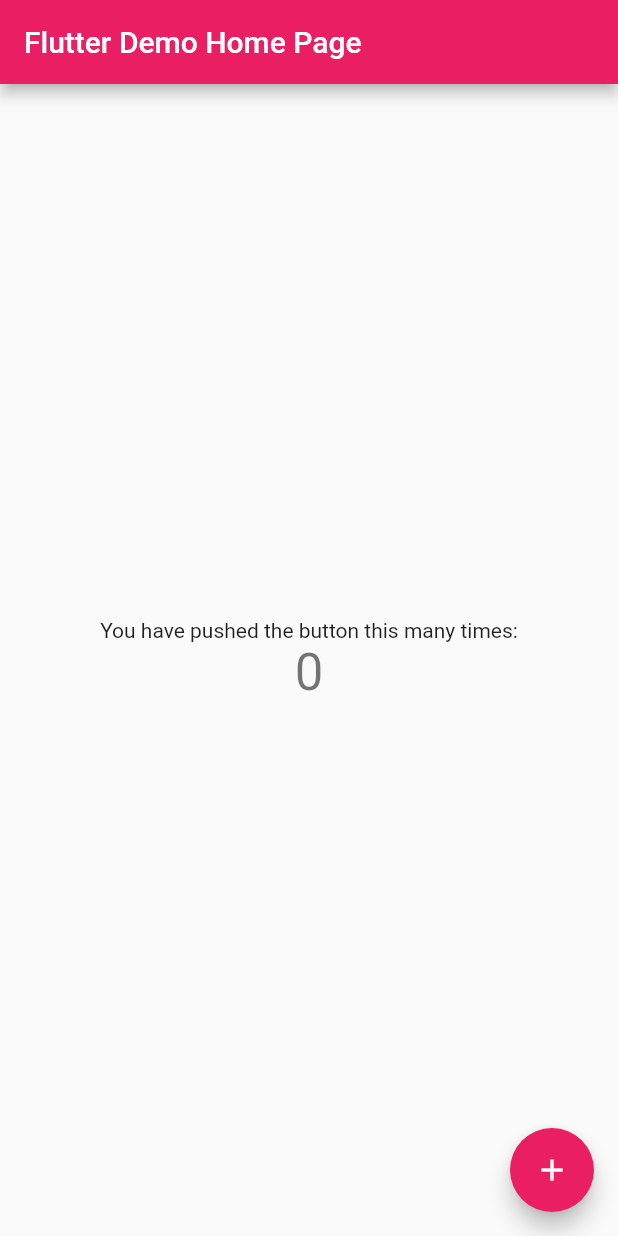
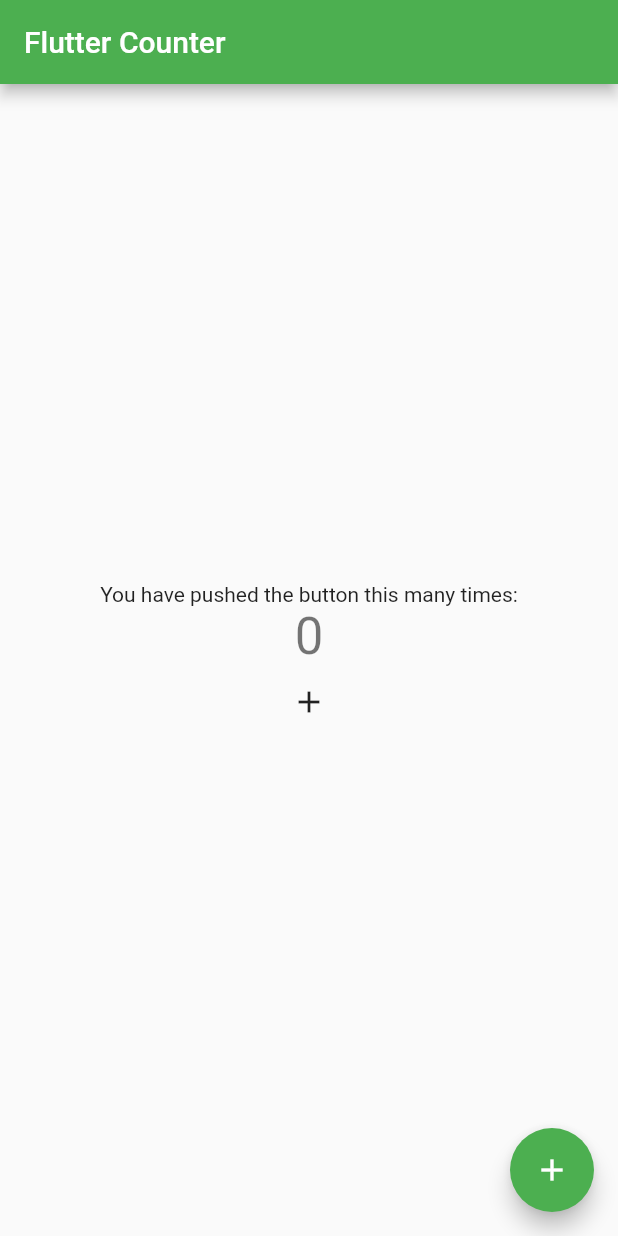
Before and after one commit to danielcope/flutter-basics, a Flutter app: the screen it shows after launch, on a phone screen of 412 x 824 dp. Run offline on Flutter 3.47's test engine with Material 2 defaults, Android fonts, the phone set to English and light mode, and no system bars.

Commit message:
added a button that calls the increment funciton

```diff
--- a/lib/main.dart
+++ b/lib/main.dart
@@ -11,20 +11,11 @@ class MyApp extends StatelessWidget {
   @override
   Widget build(BuildContext context) {
     return MaterialApp(
-      title: 'Flutter Demo',
+      title: 'Flutter Counter',
       theme: ThemeData(
-        // This is the theme of your application.
-        //
-        // Try running your application with "flutter run". You'll see the
-        // application has a blue toolbar. Then, without quitting the app, try
-        // changing the primarySwatch below to Colors.green and then invoke
-        // "hot reload" (press "r" in the console where you ran "flutter run",
-        // or simply save your changes to "hot reload" in a Flutter IDE).
-        // Notice that the counter didn't reset back to zero; the application
-        // is not restarted.
-        primarySwatch: Colors.pink,
+        primarySwatch: Colors.green,
       ),
-      home: const MyHomePage(title: 'Flutter Demo Home Page'),
+      home: const MyHomePage(title: 'Flutter Counter'),
     );
   }
 }
@@ -102,6 +93,8 @@ class _MyHomePageState extends State<MyHomePage> {
               '$_counter',
               style: Theme.of(context).textTheme.headline4,
             ),
+            IconButton(
+                onPressed: _incrementCounter, icon: const Icon(Icons.add)),
           ],
         ),
       ),
```
